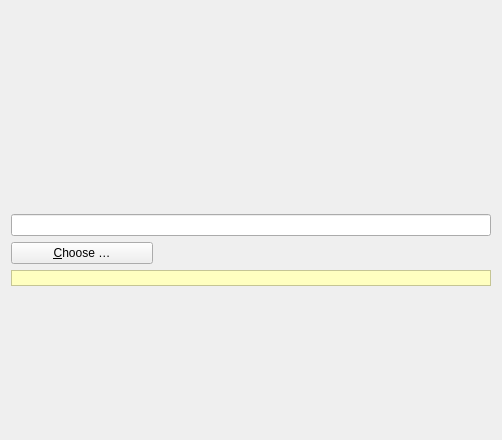
This is src/gui/folderwizardsourcepage.ui in nextmcloud/desktop as Qt 5 draws it before an edit. The edited form follows.
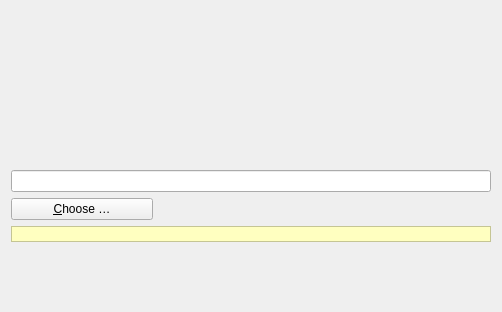
This is the edited form.

```diff
--- a/src/gui/folderwizardsourcepage.ui
+++ b/src/gui/folderwizardsourcepage.ui
@@ -7,7 +7,7 @@
     <x>0</x>
     <y>0</y>
     <width>502</width>
-    <height>440</height>
+    <height>312</height>
    </rect>
   </property>
   <property name="windowTitle">
@@ -65,33 +65,6 @@
      </property>
     </spacer>
    </item>
-   <item>
-    <widget class="QLabel" name="subContent">
-     <property name="styleSheet">
-      <string notr="true">font: 14px &quot;Segoe UI&quot;;
-color:#191919</string>
-     </property>
-     <property name="text">
-      <string/>
-     </property>
-     <property name="wordWrap">
-      <bool>true</bool>
-     </property>
-    </widget>
-   </item>
-   <item>
-    <spacer name="verticalSpacer_2">
-     <property name="orientation">
-      <enum>Qt::Vertical</enum>
-     </property>
-     <property name="sizeHint" stdset="0">
-      <size>
-       <width>20</width>
-       <height>16</height>
-      </size>
-     </property>
-    </spacer>
-   </item>
    <item>
     <widget class="QLineEdit" name="localFolderLineEdit"/>
    </item>
@@ -214,32 +187,6 @@
      </property>
     </widget>
    </item>
-   <item>
-    <spacer name="verticalSpacer_6">
-     <property name="orientation">
-      <enum>Qt::Vertical</enum>
-     </property>
-     <property name="sizeHint" stdset="0">
-      <size>
-       <width>20</width>
-       <height>40</height>
-      </size>
-     </property>
-    </spacer>
-   </item>
-   <item>
-    <spacer name="verticalSpacer_5">
-     <property name="orientation">
-      <enum>Qt::Vertical</enum>
-     </property>
-     <property name="sizeHint" stdset="0">
-      <size>
-       <width>20</width>
-       <height>48</height>
-      </size>
-     </property>
-    </spacer>
-   </item>
    <item>
     <spacer name="verticalSpacer">
      <property name="orientation">
```
